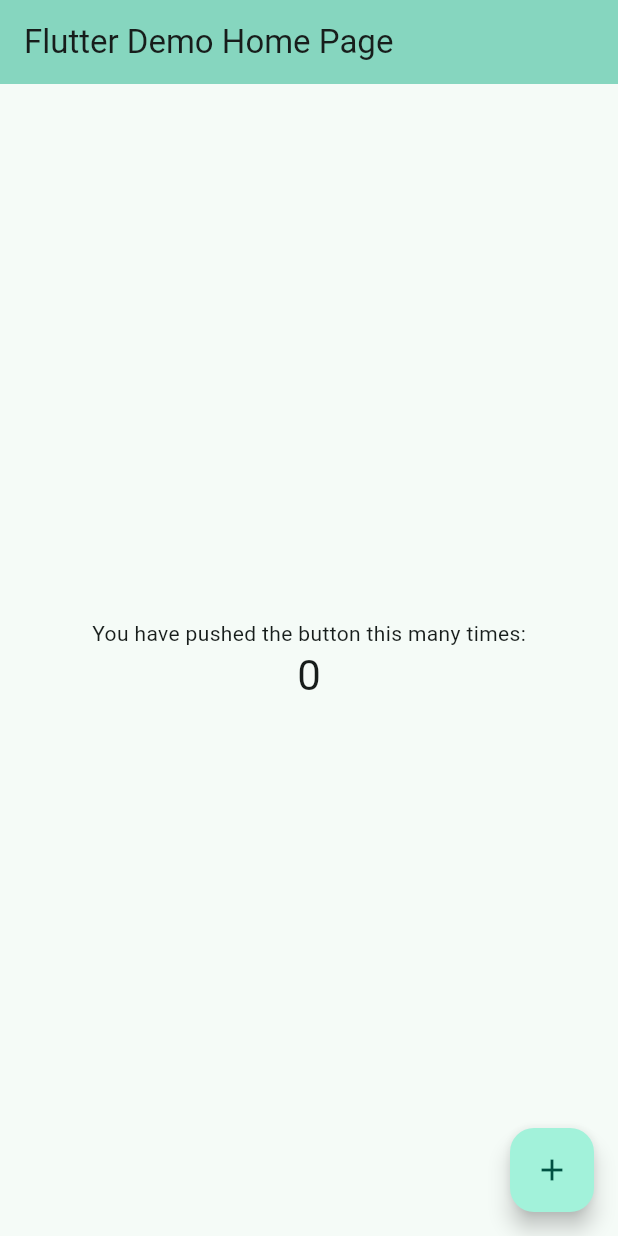
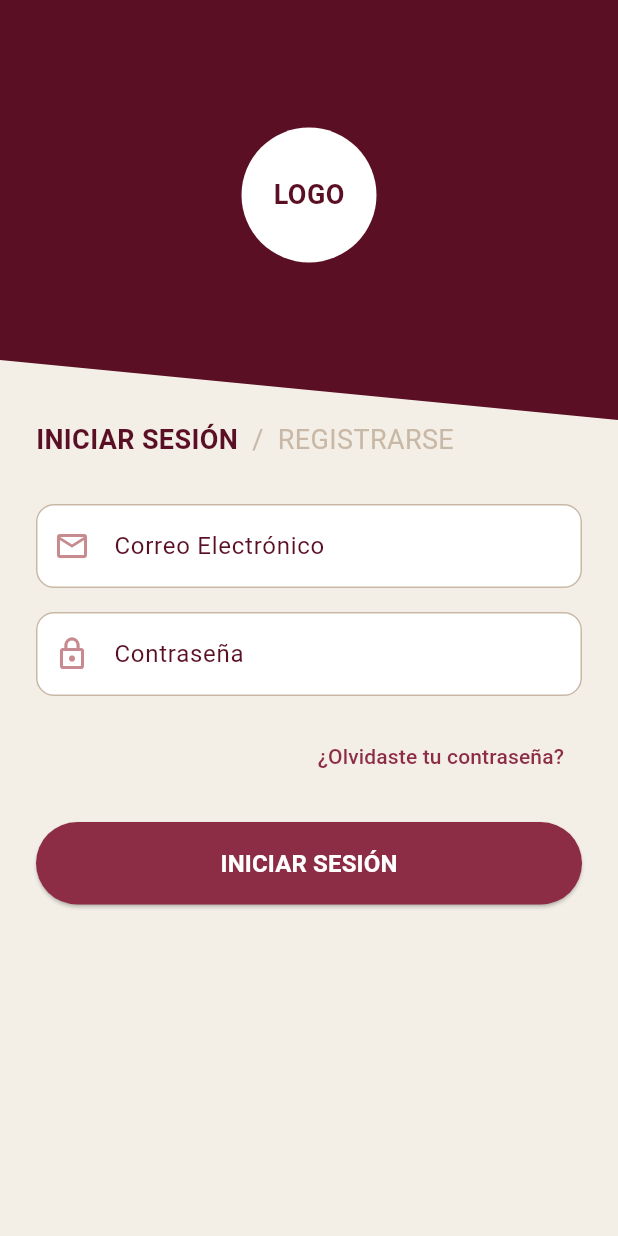
Before and after one commit to IDGS1004-23001526/freelancer_hub_frontend_movil, a Flutter app: the screen it shows after launch, on a phone screen of 412 x 824 dp. Run offline on Flutter 3.47's test engine with Material 3 defaults, Android fonts, the light colour scheme and no system bars; our stand-ins replace flutter_riverpod.

Commit message:
Primera versión Login front

```diff
--- /dev/null
+++ b/lib/core/theme/app_theme.dart
@@ -0,0 +1,73 @@
+import 'package:flutter/material.dart';
+
+class AppTheme {
+  // Paleta de colores base extraída de la imagen
+  static const Color darkBurgundy = Color(0xFF5A0F24);
+  static const Color raspberry = Color(0xFF8C2C45);
+  static const Color dustyRose = Color(0xFFC68A8F);
+  static const Color creamWhite = Color(0xFFF3EFE6);
+  static const Color beige = Color(0xFFC9B8A6);
+
+  static ThemeData get lightTheme {
+    return ThemeData(
+      useMaterial3: true,
+      scaffoldBackgroundColor: creamWhite,
+      colorScheme: const ColorScheme.light(
+        primary: raspberry,
+        onPrimary: Colors.white,
+        primaryContainer: darkBurgundy,
+        onPrimaryContainer: Colors.white,
+        secondary: dustyRose,
+        onSecondary: Colors.white,
+        background: creamWhite,
+        onBackground: darkBurgundy,
+        surface: creamWhite,
+        onSurface: darkBurgundy,
+        surfaceVariant: beige,
+        onSurfaceVariant: darkBurgundy,
+      ),
+
+      // Estilo global para la barra superior (AppBar)
+      appBarTheme: const AppBarTheme(
+        backgroundColor: darkBurgundy,
+        foregroundColor: creamWhite,
+        centerTitle: true,
+        elevation: 0,
+      ),
+
+      // Estilo global para botones principales
+      elevatedButtonTheme: ElevatedButtonThemeData(
+        style: ElevatedButton.styleFrom(
+          backgroundColor: raspberry,
+          foregroundColor: Colors.white,
+          shape: RoundedRectangleBorder(
+            borderRadius: BorderRadius.circular(12),
+          ),
+        ),
+      ),
+
+      // Estilo global para los campos de texto (TextFormField)
+      inputDecorationTheme: InputDecorationTheme(
+        filled: true,
+        fillColor: Colors.white,
+        labelStyle: const TextStyle(color: darkBurgundy),
+        border: OutlineInputBorder(
+          borderSide: const BorderSide(color: beige),
+          borderRadius: BorderRadius.circular(12),
+        ),
+        enabledBorder: OutlineInputBorder(
+          borderSide: const BorderSide(color: beige),
+          borderRadius: BorderRadius.circular(12),
+        ),
+        focusedBorder: OutlineInputBorder(
+          borderSide: const BorderSide(color: raspberry, width: 2),
+          borderRadius: BorderRadius.circular(12),
+        ),
+        errorBorder: OutlineInputBorder(
+          borderSide: const BorderSide(color: Colors.red),
+          borderRadius: BorderRadius.circular(12),
+        ),
+      ),
+    );
+  }
+}
--- /dev/null
+++ b/lib/features/auth/presentation/providers/auth_provider.dart
@@ -0,0 +1,33 @@
+import 'package:flutter_riverpod/flutter_riverpod.dart';
+import 'package:flutter_riverpod/legacy.dart';
+
+class AuthState {
+  final bool isLoading;
+  final String? errorMessage;
+
+  AuthState({this.isLoading = false, this.errorMessage});
+}
+
+final authProvider = StateNotifierProvider<AuthNotifier, AuthState>((ref) => AuthNotifier());
+
+class AuthNotifier extends StateNotifier<AuthState> {
+  AuthNotifier() : super(AuthState());
+
+  Future<bool> register(String name, String email, String password, String role) async {
+    state = AuthState(isLoading: true);
+
+    try {
+      // Simulación de petición HTTP al backend
+      await Future.delayed(const Duration(seconds: 2));
+
+      // Si el correo ya existe, se lanzaría una excepción aquí
+      // throw Exception('El correo ya está registrado');
+
+      state = AuthState(isLoading: false);
+      return true; // Registro exitoso
+    } catch (e) {
+      state = AuthState(isLoading: false, errorMessage: e.toString());
+      return false; // Fallo en el registro
+    }
+  }
+}
--- /dev/null
+++ b/lib/features/auth/presentation/screens/auth_screen.dart
@@ -0,0 +1,270 @@
+import 'package:flutter/material.dart';
+import 'package:flutter_riverpod/flutter_riverpod.dart';
+import '../../../../core/theme/app_theme.dart';
+import '../providers/auth_provider.dart';
+
+class AuthScreen extends ConsumerStatefulWidget {
+  const AuthScreen({super.key});
+
+  @override
+  ConsumerState<AuthScreen> createState() => _AuthScreenState();
+}
+
+class _AuthScreenState extends ConsumerState<AuthScreen> {
+  final _formKey = GlobalKey<FormState>();
+
+  bool _isLogin = true; // Controla si estamos en Login o Registro
+
+  String _name = '';
+  String _email = '';
+  String _password = '';
+  String _selectedRole = 'Freelancer';
+
+  final List<String> _roles = ['Freelancer', 'Cliente'];
+
+  void _submitForm() async {
+    if (_formKey.currentState!.validate()) {
+      _formKey.currentState!.save();
+      FocusScope.of(context).unfocus();
+
+      if (_isLogin) {
+        // TODO: Implementar lógica de Login en el AuthNotifier
+        ScaffoldMessenger.of(context).showSnackBar(
+          const SnackBar(content: Text('Simulando Login...')),
+        );
+      } else {
+        // Lógica de Registro (HU-15)
+        final success = await ref.read(authProvider.notifier)
+            .register(_name, _email, _password, _selectedRole);
+
+        if (success && mounted) {
+          ScaffoldMessenger.of(context).showSnackBar(
+            const SnackBar(
+              content: Text('Registro exitoso. Bienvenido.'),
+              backgroundColor: AppTheme.raspberry,
+            ),
+          );
+        } else if (mounted) {
+          final error = ref.read(authProvider).errorMessage;
+          ScaffoldMessenger.of(context).showSnackBar(
+            SnackBar(
+              content: Text(error ?? 'Error en el registro'),
+              backgroundColor: Colors.red,
+            ),
+          );
+        }
+      }
+    }
+  }
+
+  @override
+  Widget build(BuildContext context) {
+    final authState = ref.watch(authProvider);
+
+    return Scaffold(
+      backgroundColor: AppTheme.creamWhite,
+      body: SingleChildScrollView(
+        child: Column(
+          children: [
+            // HEADER INCLINADO CON LOGO
+            ClipPath(
+              clipper: HeaderClipper(),
+              child: Container(
+                height: 280,
+                width: double.infinity,
+                color: AppTheme.darkBurgundy,
+                child: SafeArea(
+                  child: Column(
+                    mainAxisAlignment: MainAxisAlignment.center,
+                    children: [
+                      // ESPACIO PARA EL LOGO
+                      Container(
+                        height: 90,
+                        width: 90,
+                        decoration: const BoxDecoration(
+                          color: Colors.white,
+                          shape: BoxShape.circle,
+                        ),
+                        child: const Center(
+                          child: Text(
+                            'LOGO',
+                            style: TextStyle(
+                              color: AppTheme.darkBurgundy,
+                              fontWeight: FontWeight.bold,
+                              fontSize: 18,
+                            ),
+                          ),
+                        ),
+                      ),
+                      const SizedBox(height: 20),
+                    ],
+                  ),
+                ),
+              ),
+            ),
+
+            Padding(
+              padding: const EdgeInsets.symmetric(horizontal: 24.0),
+              child: Form(
+                key: _formKey,
+                child: Column(
+                  crossAxisAlignment: CrossAxisAlignment.start,
+                  children: [
+                    // SELECTOR LOGIN / SIGN UP
+                    Row(
+                      children: [
+                        GestureDetector(
+                          onTap: () => setState(() => _isLogin = true),
+                          child: Text(
+                            'INICIAR SESIÓN',
+                            style: TextStyle(
+                              fontSize: 18,
+                              fontWeight: _isLogin ? FontWeight.bold : FontWeight.normal,
+                              color: _isLogin ? AppTheme.darkBurgundy : AppTheme.beige,
+                            ),
+                          ),
+                        ),
+                        const Text('  /  ', style: TextStyle(fontSize: 18, color: AppTheme.beige)),
+                        GestureDetector(
+                          onTap: () => setState(() => _isLogin = false),
+                          child: Text(
+                            'REGISTRARSE',
+                            style: TextStyle(
+                              fontSize: 18,
+                              fontWeight: !_isLogin ? FontWeight.bold : FontWeight.normal,
+                              color: !_isLogin ? AppTheme.darkBurgundy : AppTheme.beige,
+                            ),
+                          ),
+                        ),
+                      ],
+                    ),
+                    const SizedBox(height: 30),
+
+                    // CAMPO NOMBRE (Solo en Registro)
+                    if (!_isLogin) ...[
+                      TextFormField(
+                        decoration: const InputDecoration(
+                          labelText: 'Nombre completo',
+                          prefixIcon: Icon(Icons.person_outline, color: AppTheme.dustyRose),
+                        ),
+                        validator: (value) =>
+                        value == null || value.isEmpty ? 'El nombre es obligatorio' : null,
+                        onSaved: (value) => _name = value!.trim(),
+                      ),
+                      const SizedBox(height: 16),
+                    ],
+
+                    // CAMPO CORREO
+                    TextFormField(
+                      decoration: const InputDecoration(
+                        labelText: 'Correo Electrónico',
+                        prefixIcon: Icon(Icons.email_outlined, color: AppTheme.dustyRose),
+                      ),
+                      keyboardType: TextInputType.emailAddress,
+                      validator: (value) {
+                        if (value == null || value.isEmpty) return 'El correo es obligatorio';
+                        final emailRegex = RegExp(r'^[^@]+@[^@]+\.[^@]+');
+                        if (!emailRegex.hasMatch(value)) return 'Ingresa un correo válido';
+                        return null;
+                      },
+                      onSaved: (value) => _email = value!.trim(),
+                    ),
+                    const SizedBox(height: 16),
+
+                    // CAMPO CONTRASEÑA
+                    TextFormField(
+                      decoration: const InputDecoration(
+                        labelText: 'Contraseña',
+                        prefixIcon: Icon(Icons.lock_outline, color: AppTheme.dustyRose),
+                      ),
+                      obscureText: true,
+                      validator: (value) {
+                        if (value == null || value.isEmpty) return 'La contraseña es obligatoria';
+                        if (!_isLogin) {
+                          if (value.length < 8) return 'Mínimo 8 caracteres';
+                          if (!RegExp(r'(?=.*[a-zA-Z])(?=.*[0-9])').hasMatch(value)) {
+                            return 'Debe contener letra y número';
+                          }
+                        }
+                        return null;
+                      },
+                      onSaved: (value) => _password = value!,
+                    ),
+                    const SizedBox(height: 16),
+
+                    // SELECTOR DE ROL (Solo en Registro)
+                    if (!_isLogin) ...[
+                      DropdownButtonFormField<String>(
+                        value: _selectedRole,
+                        decoration: const InputDecoration(
+                          labelText: '¿Cómo usarás la plataforma?',
+                          prefixIcon: Icon(Icons.work_outline, color: AppTheme.dustyRose),
+                        ),
+                        items: _roles.map((String role) {
+                          return DropdownMenuItem(value: role, child: Text(role));
+                        }).toList(),
+                        onChanged: (value) {
+                          if (value != null) setState(() => _selectedRole = value);
+                        },
+                      ),
+                      const SizedBox(height: 16),
+                    ],
+
+                    // FORGOT PASSWORD (Solo en Login)
+                    if (_isLogin)
+                      Align(
+                        alignment: Alignment.centerRight,
+                        child: TextButton(
+                          onPressed: () {},
+                          child: const Text(
+                            '¿Olvidaste tu contraseña?',
+                            style: TextStyle(color: AppTheme.raspberry),
+                          ),
+                        ),
+                      ),
+
+                    const SizedBox(height: 20),
+
+                    // BOTÓN PRINCIPAL
+                    authState.isLoading
+                        ? const Center(child: CircularProgressIndicator(color: AppTheme.raspberry))
+                        : ElevatedButton(
+                      onPressed: _submitForm,
+                      style: ElevatedButton.styleFrom(
+                        minimumSize: const Size(double.infinity, 55),
+                        shape: RoundedRectangleBorder(
+                          borderRadius: BorderRadius.circular(30), // Botón más redondeado
+                        ),
+                      ),
+                      child: Text(
+                        _isLogin ? 'INICIAR SESIÓN' : 'REGISTRARSE',
+                        style: const TextStyle(fontSize: 16, fontWeight: FontWeight.bold),
+                      ),
+                    ),
+                    const SizedBox(height: 30),
+                  ],
+                ),
+              ),
+            ),
+          ],
+        ),
+      ),
+    );
+  }
+}
+
+// CUSTOM CLIPPER PARA EL EFECTO INCLINADO DEL HEADER
+class HeaderClipper extends CustomClipper<Path> {
+  @override
+  Path getClip(Size size) {
+    var path = Path();
+    path.lineTo(0, size.height - 40); // Punto inferior izquierdo
+    path.lineTo(size.width, size.height); // Punto inferior derecho
+    path.lineTo(size.width, 0); // Punto superior derecho
+    path.close();
+    return path;
+  }
+
+  @override
+  bool shouldReclip(CustomClipper<Path> oldClipper) => false;
+}
--- a/lib/main.dart
+++ b/lib/main.dart
@@ -1,122 +1,26 @@
 import 'package:flutter/material.dart';
+import 'package:flutter_riverpod/flutter_riverpod.dart';
+import 'core/theme/app_theme.dart';
+import 'features/auth/presentation/screens/auth_screen.dart'; // <-- Actualizado
 
 void main() {
-  runApp(const MyApp());
+  runApp(
+    const ProviderScope(
+      child: FreelanceHubApp(),
+    ),
+  );
 }
 
-class MyApp extends StatelessWidget {
-  const MyApp({super.key});
+class FreelanceHubApp extends StatelessWidget {
+  const FreelanceHubApp({super.key});
 
-  // This widget is the root of your application.
   @override
   Widget build(BuildContext context) {
     return MaterialApp(
-      title: 'Flutter Demo',
-      theme: ThemeData(
-        // This is the theme of your application.
-        //
-        // TRY THIS: Try running your application with "flutter run". You'll see
-        // the application has a purple toolbar. Then, without quitting the app,
-        // try changing the seedColor in the colorScheme below to Colors.green
-        // and then invoke "hot reload" (save your changes or press the "hot
-        // reload" button in a Flutter-supported IDE, or press "r" if you used
-        // the command line to start the app).
-        //
-        // Notice that the counter didn't reset back to zero; the application
-        // state is not lost during the reload. To reset the state, use hot
-        // restart instead.
-        //
-        // This works for code too, not just values: Most code changes can be
-        // tested with just a hot reload.
-        colorScheme: .fromSeed(seedColor: Colors.tealAccent),
-      ),
-      home: const MyHomePage(title: 'Flutter Demo Home Page'),
+      title: 'Freelance Hub',
+      debugShowCheckedModeBanner: false,
+      theme: AppTheme.lightTheme,
+      home: const AuthScreen(), // <-- Instancia la nueva pantalla combinada
     );
   }
 }
-
-class MyHomePage extends StatefulWidget {
-  const MyHomePage({super.key, required this.title});
-
-  // This widget is the home page of your application. It is stateful, meaning
-  // that it has a State object (defined below) that contains fields that affect
-  // how it looks.
-
-  // This class is the configuration for the state. It holds the values (in this
-  // case the title) provided by the parent (in this case the App widget) and
-  // used by the build method of the State. Fields in a Widget subclass are
-  // always marked "final".
-
-  final String title;
-
-  @override
-  State<MyHomePage> createState() => _MyHomePageState();
-}
-
-class _MyHomePageState extends State<MyHomePage> {
-  int _counter = 0;
-
-  void _incrementCounter() {
-    setState(() {
-      // This call to setState tells the Flutter framework that something has
-      // changed in this State, which causes it to rerun the build method below
-      // so that the display can reflect the updated values. If we changed
-      // _counter without calling setState(), then the build method would not be
-      // called again, and so nothing would appear to happen.
-      _counter++;
-    });
-  }
-
-  @override
-  Widget build(BuildContext context) {
-    // This method is rerun every time setState is called, for instance as done
-    // by the _incrementCounter method above.
-    //
-    // The Flutter framework has been optimized to make rerunning build methods
-    // fast, so that you can just rebuild anything that needs updating rather
-    // than having to individually change instances of widgets.
-    return Scaffold(
-      appBar: AppBar(
-        // TRY THIS: Try changing the color here to a specific color (to
-        // Colors.amber, perhaps?) and trigger a hot reload to see the AppBar
-        // change color while the other colors stay the same.
-        backgroundColor: Theme.of(context).colorScheme.inversePrimary,
-        // Here we take the value from the MyHomePage object that was created by
-        // the App.build method, and use it to set our appbar title.
-        title: Text(widget.title),
-      ),
-      body: Center(
-        // Center is a layout widget. It takes a single child and positions it
-        // in the middle of the parent.
-        child: Column(
-          // Column is also a layout widget. It takes a list of children and
-          // arranges them vertically. By default, it sizes itself to fit its
-          // children horizontally, and tries to be as tall as its parent.
-          //
-          // Column has various properties to control how it sizes itself and
-          // how it positions its children. Here we use mainAxisAlignment to
-          // center the children vertically; the main axis here is the vertical
-          // axis because Columns are vertical (the cross axis would be
-          // horizontal).
-          //
-          // TRY THIS: Invoke "debug painting" (choose the "Toggle Debug Paint"
-          // action in the IDE, or press "p" in the console), to see the
-          // wireframe for each widget.
-          mainAxisAlignment: .center,
-          children: [
-            const Text('You have pushed the button this many times:'),
-            Text(
-              '$_counter',
-              style: Theme.of(context).textTheme.headlineMedium,
-            ),
-          ],
-        ),
-      ),
-      floatingActionButton: FloatingActionButton(
-        onPressed: _incrementCounter,
-        tooltip: 'Increment',
-        child: const Icon(Icons.add),
-      ),
-    );
-  }
-}
--- a/pubspec.yaml
+++ b/pubspec.yaml
@@ -34,6 +34,7 @@
   # The following adds the Cupertino Icons font to your application.
   # Use with the CupertinoIcons class for iOS style icons.
   cupertino_icons: ^1.0.8
+  flutter_riverpod: ^3.4.3
 
 dev_dependencies:
   flutter_test:
```
Also changed, not shown: pubspec.lock, 1 other file.
